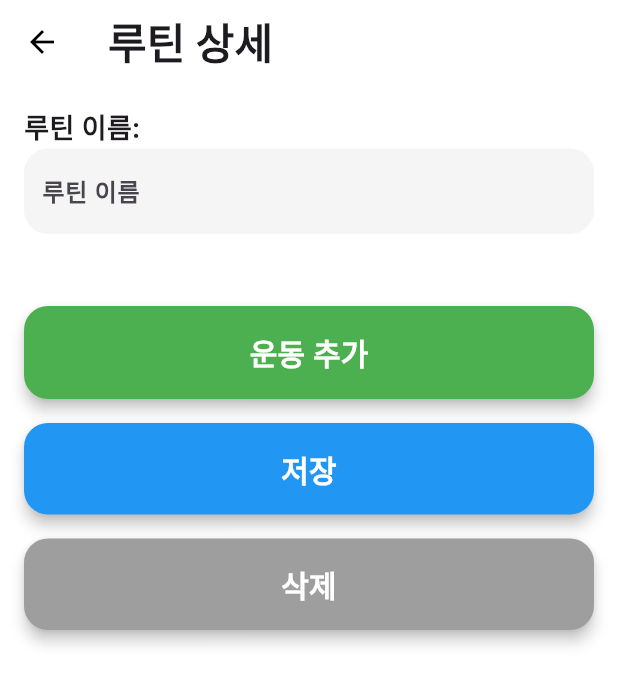
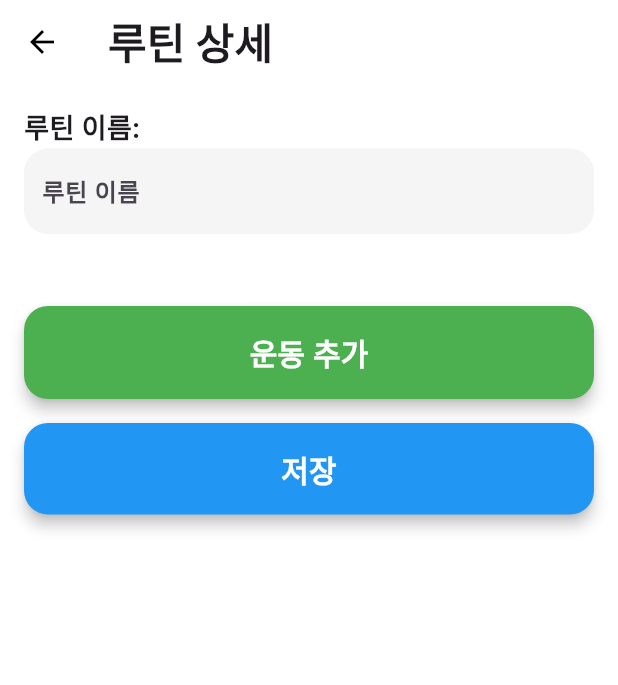
Before and after one commit to CBNU-younghun/OSS-TeamProject-app, a Flutter app: the RoutineDetailPage screen opened directly with empty values, on a phone screen of 412 x 824 dp. Shown: the top 685 px of the screen. Run offline on Flutter 3.47's test engine with Material 3 defaults, Android fonts, the phone set to English and light mode, and no system bars; our stand-ins replace fl_chart, flutter_neumorphic_plus, font_awesome_flutter, shared_preferences; accounts and stored records are empty; Roboto replaces fonts that are missing (Bebas Neue).

Commit message:
루틴 상세 페이지에서 삭제 버튼 제거

```diff
--- a/lib/routine/routine_detail_page.dart
+++ b/lib/routine/routine_detail_page.dart
@@ -194,27 +194,6 @@ class _RoutineDetailPageState extends State<RoutineDetailPage> {
               ),
             ),
             SizedBox(height: 16.0), // 간격 추가
-            ElevatedButton(
-              onPressed: _deleteRoutine, // 삭제 버튼 클릭 시 루틴 삭제
-              style: ElevatedButton.styleFrom(
-                backgroundColor: Colors.grey, // 버튼 배경색 설정
-                elevation: 4.0, // 그림자 효과 설정
-                shape: RoundedRectangleBorder(
-                  borderRadius: BorderRadius.circular(16.0), // 버튼 모서리 둥글게 설정
-                ),
-                padding: EdgeInsets.symmetric(vertical: 16.0), // 버튼 패딩 설정
-              ),
-              child: Text(
-                '삭제', // 버튼 텍스트
-                style: TextStyle(
-                  fontFamily: 'Bebas Neue', // 폰트 설정
-                  fontSize: 20.0, // 폰트 크기 설정
-                  fontWeight: FontWeight.bold, // 폰트 두께 설정
-                  color: Colors.white, // 텍스트 색상 설정
-                ),
-              ),
-            ),
-
           ],
         ),
       ),
```
